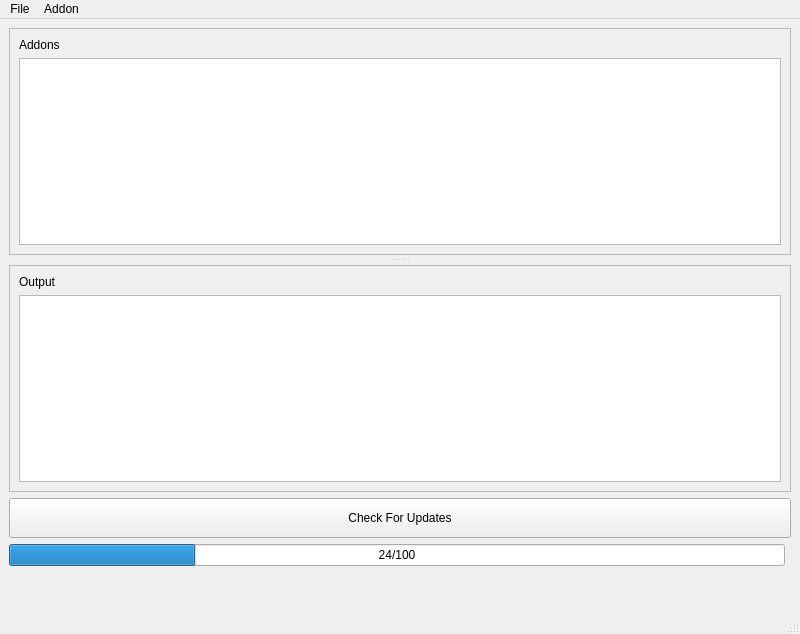
PaulCanada/wow-addon-updater, file ui/windows/main_window.ui: the form before one commit.
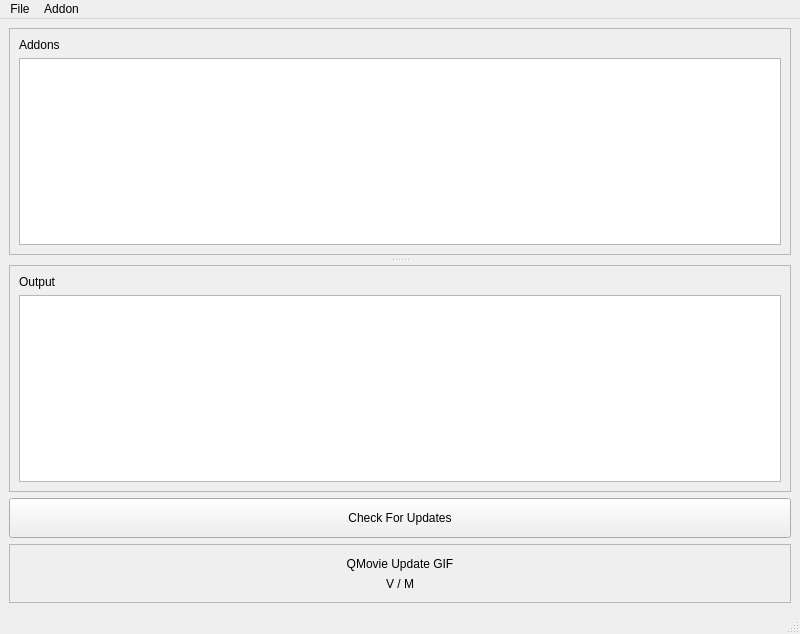
The form after the commit. Icons and pictures are not drawn.

Commit message: Update addon update/download state within main GUI.

Patch:
```diff
--- a/ui/windows/main_window.ui
+++ b/ui/windows/main_window.ui
@@ -19,23 +19,61 @@
   </property>
   <widget class="QWidget" name="centralwidget">
    <layout class="QGridLayout" name="gridLayout">
-    <item row="3" column="0">
-     <widget class="QProgressBar" name="progressBar">
-      <property name="enabled">
-       <bool>true</bool>
-      </property>
-      <property name="minimumSize">
+    <item row="3" column="0" colspan="2">
+     <widget class="QFrame" name="frameUpdate">
+      <property name="maximumSize">
        <size>
-        <width>300</width>
-        <height>0</height>
+        <width>16777215</width>
+        <height>75</height>
        </size>
       </property>
-      <property name="value">
-       <number>24</number>
+      <property name="frameShape">
+       <enum>QFrame::StyledPanel</enum>
       </property>
-      <property name="format">
-       <string>%v/%m</string>
+      <property name="frameShadow">
+       <enum>QFrame::Raised</enum>
       </property>
+      <layout class="QGridLayout" name="gridLayout_4">
+       <item row="0" column="0">
+        <layout class="QVBoxLayout" name="verticalLayout">
+         <property name="spacing">
+          <number>0</number>
+         </property>
+         <item>
+          <widget class="QLabel" name="lblLoadingMovie">
+           <property name="maximumSize">
+            <size>
+             <width>16777215</width>
+             <height>75</height>
+            </size>
+           </property>
+           <property name="text">
+            <string>QMovie Update GIF</string>
+           </property>
+           <property name="alignment">
+            <set>Qt::AlignCenter</set>
+           </property>
+          </widget>
+         </item>
+         <item>
+          <widget class="QLabel" name="lblCurrentUpdate">
+           <property name="maximumSize">
+            <size>
+             <width>16777215</width>
+             <height>20</height>
+            </size>
+           </property>
+           <property name="text">
+            <string>V / M</string>
+           </property>
+           <property name="alignment">
+            <set>Qt::AlignCenter</set>
+           </property>
+          </widget>
+         </item>
+        </layout>
+       </item>
+      </layout>
      </widget>
     </item>
     <item row="1" column="0" colspan="2">
@@ -132,16 +170,6 @@
       </property>
      </widget>
     </item>
-    <item row="4" column="0">
-     <widget class="QLabel" name="lblLoadingMovie">
-      <property name="text">
-       <string/>
-      </property>
-      <property name="alignment">
-       <set>Qt::AlignCenter</set>
-      </property>
-     </widget>
-    </item>
    </layout>
   </widget>
   <widget class="QMenuBar" name="menubar">
```
The commit also changes 4 other files.
